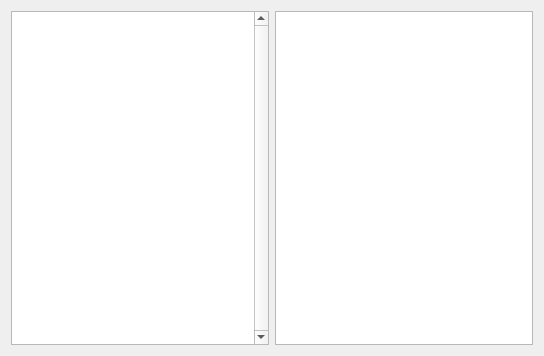
Before: the Qt Designer form BigBrother/src/GUI/packetviewer.ui in akukhta/BigBrother, drawn with Qt 5.
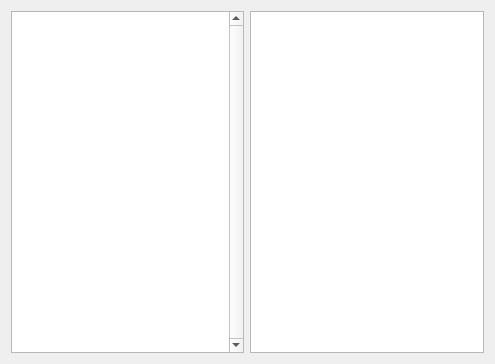
After: the same form once the commit is applied.

The edit to the form file:
```diff
--- a/BigBrother/src/GUI/packetviewer.ui
+++ b/BigBrother/src/GUI/packetviewer.ui
@@ -6,8 +6,8 @@
    <rect>
     <x>0</x>
     <y>0</y>
-    <width>544</width>
-    <height>356</height>
+    <width>495</width>
+    <height>364</height>
    </rect>
   </property>
   <property name="windowTitle">
@@ -22,7 +22,11 @@
     </widget>
    </item>
    <item>
-    <widget class="QTableWidget" name="tableWidget"/>
+    <widget class="QTableWidget" name="tableWidget">
+     <property name="showGrid">
+      <bool>false</bool>
+     </property>
+    </widget>
    </item>
   </layout>
  </widget>
```
